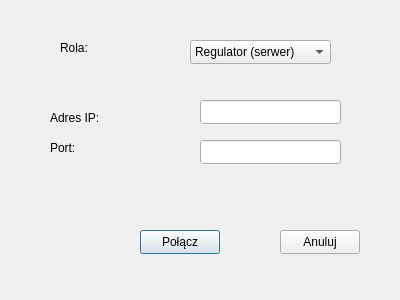
Old version of the form dialogpolaczenie.ui in the repository arturz562/UAR_sem4.
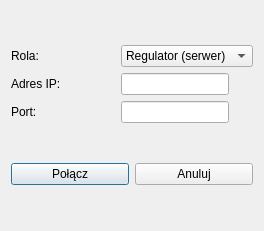
New version of the form.

Diff of the .ui file:
```diff
--- a/dialogpolaczenie.ui
+++ b/dialogpolaczenie.ui
@@ -6,21 +6,39 @@
    <rect>
     <x>0</x>
     <y>0</y>
-    <width>400</width>
-    <height>300</height>
+    <width>264</width>
+    <height>231</height>
    </rect>
   </property>
+  <property name="sizePolicy">
+   <sizepolicy hsizetype="Expanding" vsizetype="Expanding">
+    <horstretch>0</horstretch>
+    <verstretch>0</verstretch>
+   </sizepolicy>
+  </property>
   <property name="windowTitle">
    <string>Dialog</string>
   </property>
+  <layout class="QGridLayout" name="gridLayout_2">
+   <item row="0" column="0">
+    <layout class="QGridLayout" name="gridLayout">
+     <item row="2" column="1">
+      <widget class="QLineEdit" name="lineEditPort">
+       <property name="sizePolicy">
+        <sizepolicy hsizetype="Fixed" vsizetype="Fixed">
+         <horstretch>0</horstretch>
+         <verstretch>0</verstretch>
+        </sizepolicy>
+       </property>
+      </widget>
+     </item>
+     <item row="0" column="1">
   <widget class="QComboBox" name="comboBoxRola">
-   <property name="geometry">
-    <rect>
-     <x>190</x>
-     <y>40</y>
-     <width>141</width>
-     <height>24</height>
-    </rect>
+       <property name="sizePolicy">
+        <sizepolicy hsizetype="Fixed" vsizetype="Fixed">
+         <horstretch>0</horstretch>
+         <verstretch>0</verstretch>
+        </sizepolicy>
    </property>
    <item>
     <property name="text">
@@ -33,91 +51,59 @@
     </property>
    </item>
   </widget>
+     </item>
+     <item row="2" column="0">
+      <widget class="QLabel" name="lblAdres_2">
+       <property name="text">
+        <string>Port:</string>
+       </property>
+      </widget>
+     </item>
+     <item row="0" column="0">
+      <widget class="QLabel" name="lblRola">
+       <property name="text">
+        <string>Rola:</string>
+       </property>
+      </widget>
+     </item>
+     <item row="1" column="0">
+      <widget class="QLabel" name="lblAdres">
+       <property name="text">
+        <string>Adres IP:</string>
+       </property>
+      </widget>
+     </item>
+     <item row="1" column="1">
   <widget class="QLineEdit" name="lineEditIP">
-   <property name="geometry">
-    <rect>
-     <x>200</x>
-     <y>100</y>
-     <width>141</width>
-     <height>24</height>
-    </rect>
-   </property>
-  </widget>
+       <property name="sizePolicy">
+        <sizepolicy hsizetype="Fixed" vsizetype="Fixed">
+         <horstretch>0</horstretch>
+         <verstretch>0</verstretch>
+        </sizepolicy>
+       </property>
+      </widget>
+     </item>
+    </layout>
+   </item>
+   <item row="1" column="0">
+    <layout class="QHBoxLayout" name="horizontalLayout">
+     <item>
   <widget class="QPushButton" name="pushButtonOk">
-   <property name="geometry">
-    <rect>
-     <x>140</x>
-     <y>230</y>
-     <width>80</width>
-     <height>24</height>
-    </rect>
-   </property>
    <property name="text">
     <string>Połącz</string>
    </property>
   </widget>
+     </item>
+     <item>
   <widget class="QPushButton" name="pushButtonAnuluj">
-   <property name="geometry">
-    <rect>
-     <x>280</x>
-     <y>230</y>
-     <width>80</width>
-     <height>24</height>
-    </rect>
-   </property>
    <property name="text">
     <string>Anuluj</string>
    </property>
   </widget>
-  <widget class="QLabel" name="lblRola">
-   <property name="geometry">
-    <rect>
-     <x>60</x>
-     <y>40</y>
-     <width>49</width>
-     <height>16</height>
-    </rect>
-   </property>
-   <property name="text">
-    <string>Rola:</string>
-   </property>
-  </widget>
-  <widget class="QLabel" name="lblAdres">
-   <property name="geometry">
-    <rect>
-     <x>50</x>
-     <y>110</y>
-     <width>101</width>
-     <height>16</height>
-    </rect>
-   </property>
-   <property name="text">
-    <string>Adres IP:</string>
-   </property>
-  </widget>
-  <widget class="QLabel" name="lblAdres_2">
-   <property name="geometry">
-    <rect>
-     <x>50</x>
-     <y>140</y>
-     <width>101</width>
-     <height>16</height>
-    </rect>
-   </property>
-   <property name="text">
-    <string>Port:</string>
-   </property>
-  </widget>
-  <widget class="QLineEdit" name="lineEditPort">
-   <property name="geometry">
-    <rect>
-     <x>200</x>
-     <y>140</y>
-     <width>141</width>
-     <height>24</height>
-    </rect>
-   </property>
-  </widget>
+     </item>
+    </layout>
+   </item>
+  </layout>
  </widget>
  <resources/>
  <connections/>
```
Left out of the diff: 2 changed lines with no effect on the pictures. Lines whose indentation alone changed are shown as unchanged.
